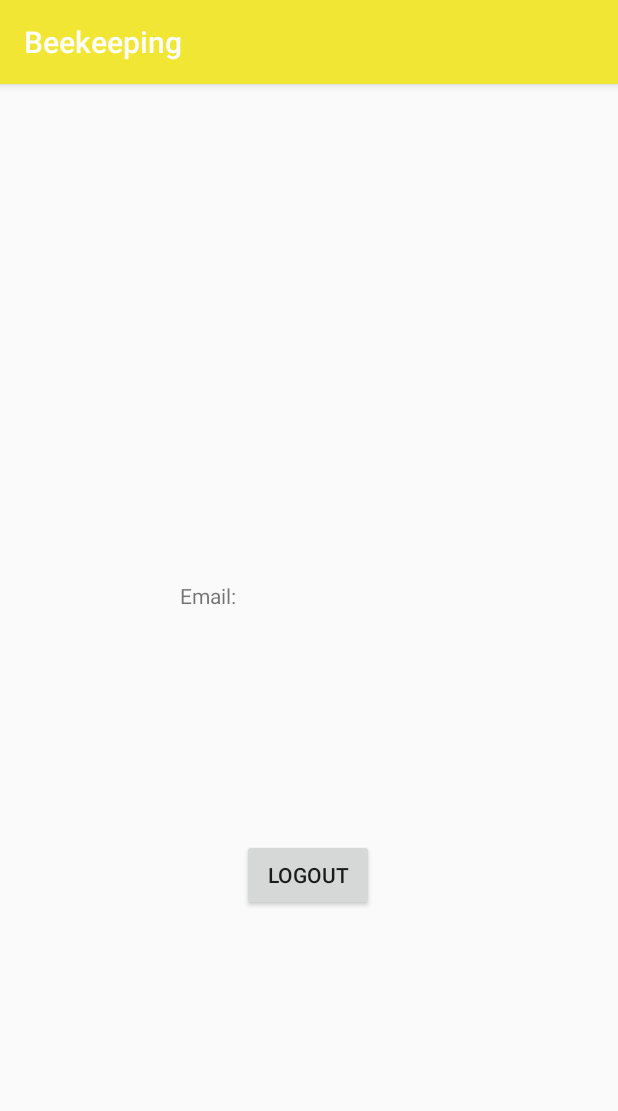
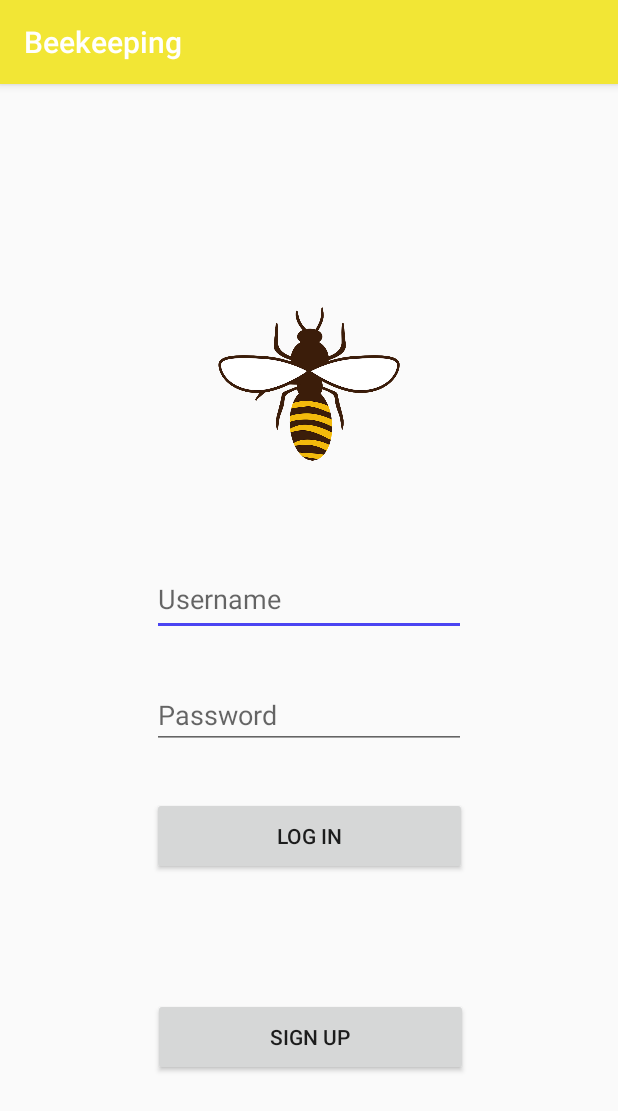
Before and after one commit to peterdaly13/Beekeeping, an Android app: the LoginActivity screen opened directly, with no data from a screen before it, on a phone screen of 412 x 824 dp. Shown: the top 1111 px of the screen. Run offline under Robolectric (Android 15) with nearby library versions, the phone set to English and light mode, and no system bars.

Commit message:
Worked on Creating LoginActivity with its xml file to try and get screen switching working =

```diff
--- a/app/build.gradle
+++ b/app/build.gradle
@@ -43,7 +43,7 @@ dependencies {
 
     implementation 'androidx.appcompat:appcompat:1.1.0'
     implementation 'androidx.constraintlayout:constraintlayout:1.1.3'
-    implementation 'com.google.android.material:material:1.2.1'
+    implementation 'com.google.android.material:material:1.0.0'
     testImplementation 'junit:junit:4.12'
     androidTestImplementation 'androidx.test.ext:junit:1.1.1'
     androidTestImplementation 'androidx.test.espresso:espresso-core:3.2.0'
--- a/app/src/main/java/com/example/beekeeping/LoginActivity.java
+++ b/app/src/main/java/com/example/beekeeping/LoginActivity.java
@@ -1,127 +1,62 @@
-// From https://firebase.google.com/docs/auth/android/firebaseui#java
-// And https://github.com/firebase/FirebaseUI-Android/blob/master/auth/README.md#sign-out
 package com.example.beekeeping;
 
-import android.content.Intent;
-import android.os.Bundle;
-import android.util.Log;
-import android.view.View;
-import android.widget.Button;
-import android.widget.TextView;
-
-import androidx.annotation.NonNull;
 import androidx.appcompat.app.AppCompatActivity;
 
-import com.firebase.ui.auth.AuthUI;
-import com.firebase.ui.auth.IdpResponse;
-import com.google.android.gms.tasks.OnCompleteListener;
-import com.google.android.gms.tasks.Task;
-import com.google.firebase.auth.FirebaseAuth;
-import com.google.firebase.auth.FirebaseUser;
-
-import java.util.Objects;
+import android.media.Image;
+import android.net.Uri;
+import android.os.Bundle;
+import android.view.View;
+import android.view.animation.AlphaAnimation;
+import android.view.animation.Animation;
+import android.widget.Button;
+import android.widget.EditText;
+import android.widget.ImageView;
+import android.widget.TextView;
 
 public class LoginActivity extends AppCompatActivity {
 
-    private static final int RC_SIGN_IN = 123;
-    FirebaseUser user;
-    FirebaseAuth auth;
-    Button logout;
+    ImageView imageView;
+    EditText editTextUserName;
+    EditText editTextPassword;
+    Button buttonLogin;
+    Button buttonSignup;
 
     @Override
     protected void onCreate(Bundle savedInstanceState) {
         super.onCreate(savedInstanceState);
         setContentView(R.layout.activity_login);
 
-        //if (userSignedIn()) {
-            // redirect to homepage
-       // } else {
-            createSignInIntent();
+        imageView = (ImageView) findViewById(R.id.imageView3);
+        imageView.setImageResource(R.drawable.beelogo);
 
-            FirebaseUser user = FirebaseAuth.getInstance().getCurrentUser();
-            TextView greet_user = (TextView) findViewById((R.id.greet_user));
-            if (user != null) {
-                greet_user.setText("Email: " + user.getEmail());
+        editTextUserName = (EditText) findViewById(R.id.editTextUserName);
+        editTextPassword = (EditText) findViewById(R.id.editTextPassword);
+
+        buttonLogin = (Button) findViewById(R.id.buttonLogin);
+        buttonSignup = (Button) findViewById(R.id.buttonSignup);
+
+        buttonLogin.setOnClickListener(new View.OnClickListener() {
+            public void onClick(View v) {
+                //just an animation
+                Animation animation = new AlphaAnimation(1.0f, 0.6f);
+                animation.setDuration(500); //miliseconds
+                buttonLogin.startAnimation(animation);
+
+
             }
+        });
+        buttonSignup.setOnClickListener(new View.OnClickListener() {
+            public void onClick(View v) {
+                //just an animation
+                Animation animation = new AlphaAnimation(1.0f, 0.6f);
+                animation.setDuration(500); //miliseconds
+                buttonSignup.startAnimation(animation);
 
-            Button logout = (Button) findViewById(R.id.logout);
-            logout.setOnClickListener(new View.OnClickListener() {
-            public void onClick(View v) {
-                onSignOutClick(v);
+
             }
         });
 
 
 
-       // }
-
-
     }
-
-    /*
-        Create and launch sign-in intent
-     */
-    public void createSignInIntent() {
-        startActivityForResult(
-                AuthUI.getInstance()
-                        .createSignInIntentBuilder().build(), RC_SIGN_IN);
-    }
-
-    /*
-        Checks if there is already a user signed in.
-        @return true if user signed in
-        @return false if no user signed in
-     */
-    boolean userSignedIn() {
-        Log.i("LoginActivity", "entering userSignedIn()");
-        FirebaseAuth auth = FirebaseAuth.getInstance();
-        if (auth.getCurrentUser() != null) {
-            Log.i("user logged in", auth.getCurrentUser().getEmail());
-            return true;
-        } else {
-            return false;
-        }
-    }
-
-
-    /* code for signing out */
-    public void onSignOutClick(View v) {
-        if (v.getId() == R.id.logout) {
-            AuthUI.getInstance()
-                    .signOut(this)
-                    .addOnCompleteListener(new OnCompleteListener<Void>() {
-                        public void onComplete(@NonNull Task<Void> task) {
-                            // user is now signed out
-                            startActivity(new Intent(LoginActivity.this, MainActivity.class));
-                            finish();
-                        }
-                    });
-        }
-    }
-
-
-
-    // [START auth_fui_result]
-    @Override
-    protected void onActivityResult(int requestCode, int resultCode, Intent data) {
-        super.onActivityResult(requestCode, resultCode, data);
-
-        if (requestCode == RC_SIGN_IN) {
-            IdpResponse response = IdpResponse.fromResultIntent(data);
-
-            if (resultCode == RESULT_OK) {
-                // Successfully signed in
-                FirebaseUser user = FirebaseAuth.getInstance().getCurrentUser();
-                // ...
-            } else {
-                // Sign in failed. If response is null the user canceled the
-                // sign-in flow using the back button. Otherwise check
-                // response.getError().getErrorCode() and handle the error.
-                // ...
-            }
-        }
-    }
-    // [END auth_fui_result]
-
-
 }
--- a/app/src/main/res/layout/activity_login.xml
+++ b/app/src/main/res/layout/activity_login.xml
@@ -6,25 +6,85 @@
     android:layout_height="match_parent"
     tools:context=".LoginActivity">
 
-    <TextView
-        android:id="@+id/greet_user"
-        android:layout_width="172dp"
-        android:layout_height="106dp"
-        android:text="This should show username"
+    <ImageView
+        android:id="@+id/imageView3"
+        android:layout_width="121dp"
+        android:layout_height="109dp"
+        android:layout_marginStart="145dp"
+        android:layout_marginLeft="145dp"
+        android:layout_marginTop="145dp"
+        android:layout_marginEnd="145dp"
+        android:layout_marginRight="145dp"
+        android:layout_marginBottom="32dp"
+        app:layout_constraintBottom_toTopOf="@+id/editTextUserName"
+        app:layout_constraintEnd_toEndOf="parent"
+        app:layout_constraintStart_toStartOf="parent"
+        app:layout_constraintTop_toTopOf="parent"
+        app:srcCompat="?attr/actionBarItemBackground" />
+
+    <EditText
+        android:id="@+id/editTextUserName"
+        android:layout_width="209dp"
+        android:layout_height="49dp"
+        android:layout_marginStart="100dp"
+        android:layout_marginLeft="100dp"
+        android:layout_marginTop="32dp"
+        android:layout_marginEnd="100dp"
+        android:layout_marginRight="100dp"
+        android:layout_marginBottom="32dp"
+        android:ems="10"
+        android:hint="Username"
+        android:inputType="textPersonName"
+        app:layout_constraintBottom_toTopOf="@+id/editTextPassword"
+        app:layout_constraintEnd_toEndOf="parent"
+        app:layout_constraintStart_toStartOf="parent"
+        app:layout_constraintTop_toBottomOf="@+id/imageView3" />
+
+    <EditText
+        android:id="@+id/editTextPassword"
+        android:layout_width="209dp"
+        android:layout_height="43dp"
+        android:layout_marginStart="100dp"
+        android:layout_marginLeft="100dp"
+        android:layout_marginEnd="100dp"
+        android:layout_marginRight="100dp"
+        android:layout_marginBottom="32dp"
+        android:ems="10"
+        android:hint="Password"
+        android:inputType="textPassword"
+        app:layout_constraintBottom_toTopOf="@+id/buttonLogin"
+        app:layout_constraintEnd_toEndOf="parent"
+        app:layout_constraintStart_toStartOf="parent"
+        app:layout_constraintTop_toBottomOf="@+id/editTextUserName" />
+
+    <Button
+        android:id="@+id/buttonLogin"
+        android:layout_width="210dp"
+        android:layout_height="52dp"
+        android:layout_marginStart="100dp"
+        android:layout_marginLeft="100dp"
+        android:layout_marginTop="32dp"
+        android:layout_marginEnd="100dp"
+        android:layout_marginRight="100dp"
+        android:text="Log In"
+        app:layout_constraintEnd_toEndOf="parent"
+        app:layout_constraintStart_toStartOf="parent"
+        app:layout_constraintTop_toBottomOf="@+id/editTextPassword" />
+
+    <Button
+        android:id="@+id/buttonSignup"
+        android:layout_width="210dp"
+        android:layout_height="52dp"
+        android:layout_marginStart="100dp"
+        android:layout_marginLeft="100dp"
+        android:layout_marginTop="148dp"
+        android:layout_marginEnd="100dp"
+        android:layout_marginRight="100dp"
+        android:layout_marginBottom="89dp"
+        android:text="Sign Up"
         app:layout_constraintBottom_toBottomOf="parent"
         app:layout_constraintEnd_toEndOf="parent"
+        app:layout_constraintHorizontal_bias="1.0"
         app:layout_constraintStart_toStartOf="parent"
-        app:layout_constraintTop_toTopOf="parent" />
-
-    <Button
-        android:id="@+id/logout"
-        android:layout_width="wrap_content"
-        android:layout_height="wrap_content"
-        android:text="Logout"
-        app:layout_constraintBottom_toBottomOf="parent"
-        app:layout_constraintEnd_toEndOf="parent"
-        app:layout_constraintHorizontal_bias="0.498"
-        app:layout_constraintStart_toStartOf="parent"
-        app:layout_constraintTop_toTopOf="parent"
-        app:layout_constraintVertical_bias="0.699" />
+        app:layout_constraintTop_toBottomOf="@+id/editTextPassword" />
 </androidx.constraintlayout.widget.ConstraintLayout>
```
Also changed, not shown: app/src/main/java/com/example/beekeeping/MainActivity.java (+72 -73 lines), app/src/main/res/drawable/beelogo.png (added).
